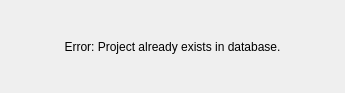
The window that gui/ErrorMessage.ui (minorsecond/ivcs) describes before a commit, drawn with Qt 5.
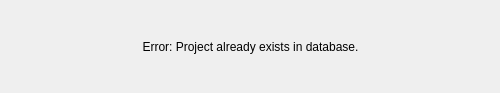
The same window after the commit.

Commit message: Expanded with of ErrorMessage.ui

Patch:
```diff
--- a/gui/ErrorMessage.ui
+++ b/gui/ErrorMessage.ui
@@ -6,7 +6,7 @@
    <rect>
     <x>0</x>
     <y>0</y>
-    <width>345</width>
+    <width>500</width>
     <height>93</height>
    </rect>
   </property>
@@ -18,7 +18,7 @@
     <rect>
      <x>4</x>
      <y>4</y>
-     <width>337</width>
+     <width>493</width>
      <height>85</height>
     </rect>
    </property>
```
The commit also changes 1 other file.
